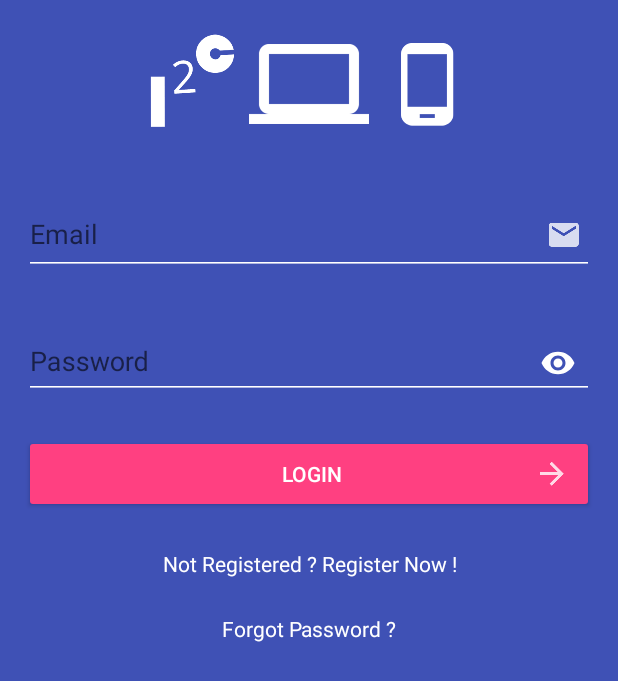
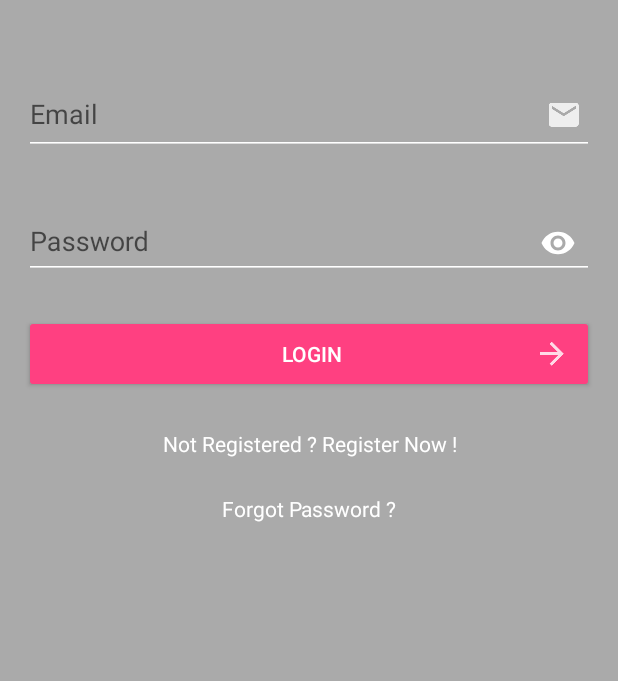
Before and after one commit to Abdul-Razzak/Project, an Android app: the fragment LoginFragment placed in its activity, on a phone screen of 412 x 824 dp. Shown: the top 681 px of the screen. Run offline under Robolectric (Android 15) with nearby library versions, the phone set to English and light mode, and no system bars; libraries missing offline, so code that uses them is left out: retrofit2.adapter.rxjava, rx.android.schedulers, rx.schedulers, rx.subscriptions; 2 statements that could not run were skipped.

Commit message:
Changed UI

```diff
--- a/app/src/main/res/layout/fragment_login.xml
+++ b/app/src/main/res/layout/fragment_login.xml
@@ -16,12 +16,6 @@
             android:layout_height="match_parent"
             android:layout_margin="@dimen/activity_vertical_margin">
 
-            <ImageView
-                android:id="@+id/img_logo"
-                android:layout_width="wrap_content"
-                android:layout_height="@dimen/logo_height"
-                android:layout_centerHorizontal="true"
-                android:src="@drawable/logo"/>
 
             <android.support.design.widget.TextInputLayout
                 android:id="@+id/ti_email"
--- a/app/src/main/res/layout/fragment_register.xml
+++ b/app/src/main/res/layout/fragment_register.xml
@@ -16,12 +16,6 @@
             android:layout_height="match_parent"
             android:layout_margin="@dimen/activity_vertical_margin">
 
-            <ImageView
-                android:id="@+id/img_logo"
-                android:layout_width="wrap_content"
-                android:layout_height="@dimen/logo_height"
-                android:layout_centerHorizontal="true"
-                android:src="@drawable/logo"/>
 
             <android.support.design.widget.TextInputLayout
                 android:id="@+id/ti_name"
--- a/app/src/main/res/values/styles.xml
+++ b/app/src/main/res/values/styles.xml
@@ -8,7 +8,7 @@
     <style name="AppTheme.LoginRegister" parent="AppTheme">
         <item name="windowActionBar">false</item>
         <item name="windowNoTitle">true</item>
-        <item name="android:windowBackground">@color/colorPrimary</item>
+        <item name="android:windowBackground">@android:color/darker_gray</item>
         <item name="colorControlNormal">@android:color/white</item>
         <item name="colorControlHighlight">@android:color/white</item>
         <item name="colorControlActivated">@android:color/white</item>
```
